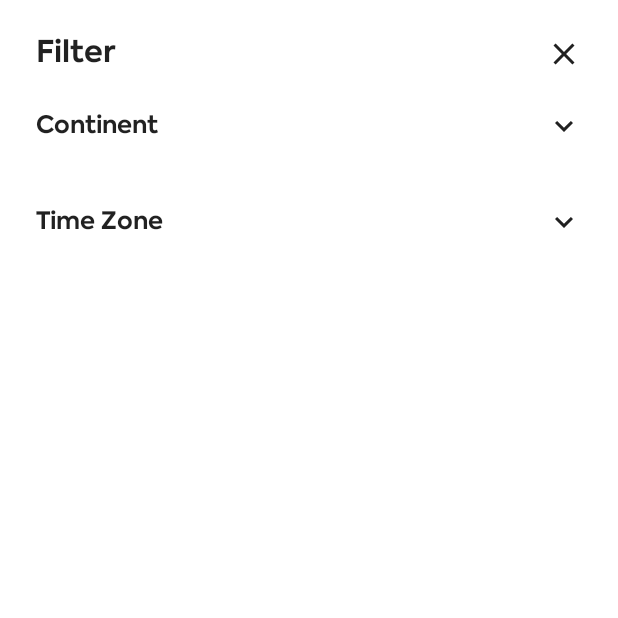
After one commit to t2dbabz/Explore, an Android app built with Jetpack Compose: the composable CountryListFilterScreen shown on its own in the app's theme, on a phone screen of 412 x 824 dp, the top half of it. The commit adds this screen. Run offline under Robolectric (Android 15) with nearby library versions, the phone set to English and light mode, and no system bars; libraries missing offline, so code that uses them is left out: com.ramcosta.composedestinations; 5 statements that could not run were skipped.

Commit message:
Create Language and Country List Filter ModalBottom Sheets

```diff
--- a/app/src/main/java/com/t2dbabz/explore/ui/composables/ExploreScaffold.kt
+++ b/app/src/main/java/com/t2dbabz/explore/ui/composables/ExploreScaffold.kt
@@ -8,6 +8,7 @@ import androidx.compose.ui.unit.dp
 import androidx.navigation.NavBackStackEntry
 import androidx.navigation.NavHostController
 import androidx.navigation.plusAssign
+import com.google.accompanist.navigation.material.BottomSheetNavigator
 import com.google.accompanist.navigation.material.ExperimentalMaterialNavigationApi
 import com.google.accompanist.navigation.material.ModalBottomSheetLayout
 import com.google.accompanist.navigation.material.rememberBottomSheetNavigator
@@ -21,6 +22,7 @@ import com.t2dbabz.explore.ui.screens.startAppDestination
 fun ExploreScaffold(
     startRoute: Route,
     navController: NavHostController,
+    bottomSheetNavigator: BottomSheetNavigator,
     topBar: @Composable (Destination, NavBackStackEntry?) -> Unit,
     content: @Composable (PaddingValues) -> Unit,
 ) {
@@ -30,7 +32,7 @@ fun ExploreScaffold(
     val navBackStackEntry = navController.currentBackStackEntry
 
 
-    val bottomSheetNavigator = rememberBottomSheetNavigator()
+
     navController.navigatorProvider += bottomSheetNavigator
 
     // 👇 ModalBottomSheetLayout is only needed if some destination is bottom sheet styled
--- /dev/null
+++ b/app/src/main/java/com/t2dbabz/explore/ui/screens/country_list/CountryListFilterScreen.kt
@@ -0,0 +1,136 @@
+package com.t2dbabz.explore.ui.screens.country_list
+
+import androidx.compose.animation.AnimatedVisibility
+import androidx.compose.foundation.clickable
+import androidx.compose.foundation.layout.*
+import androidx.compose.material.*
+import androidx.compose.material.icons.Icons
+import androidx.compose.material.icons.filled.Clear
+import androidx.compose.material.icons.filled.KeyboardArrowDown
+import androidx.compose.material.icons.filled.KeyboardArrowUp
+import androidx.compose.runtime.*
+import androidx.compose.ui.Alignment
+import androidx.compose.ui.Modifier
+import androidx.compose.ui.graphics.Color
+import androidx.compose.ui.text.font.FontWeight
+import androidx.compose.ui.tooling.preview.Preview
+import androidx.compose.ui.unit.dp
+import com.ramcosta.composedestinations.annotation.Destination
+import com.ramcosta.composedestinations.navigation.DestinationsNavigator
+import com.ramcosta.composedestinations.spec.DestinationStyle
+
+@Destination(style = DestinationStyle.BottomSheet::class)
+@Composable
+fun CountryListFilterScreen(navigator: DestinationsNavigator) {
+    Column(modifier = Modifier
+        .fillMaxSize()
+        .padding(start = 24.dp, end = 24.dp, top = 24.dp)) {
+        Row(modifier = Modifier.fillMaxWidth(), horizontalArrangement = Arrangement.SpaceBetween, verticalAlignment = Alignment.CenterVertically) {
+            Text(text = "Filter", style = MaterialTheme.typography.h6)
+            Icon(imageVector = Icons.Default.Clear, contentDescription = "", modifier = Modifier.clickable {
+                navigator.navigateUp()
+            })
+        }
+        Spacer(modifier = Modifier.height(24.dp))
+        ContinentFilterSection()
+        Spacer(modifier = Modifier.height(24.dp))
+        TimeZoneFilterSection()
+    }
+}
+
+@Preview
+@Composable
+fun ContinentFilterSection(){
+    val continents = listOf("Africa", "Americas", "Asia", "Europe", "Oceania")
+    var isExpanded by remember { mutableStateOf(false) }
+    Column(modifier = Modifier
+        .fillMaxWidth()
+        .wrapContentSize()) {
+        Row(modifier = Modifier
+            .fillMaxWidth()
+            .clickable {
+                isExpanded = !isExpanded
+            }, horizontalArrangement = Arrangement.SpaceBetween, verticalAlignment
+        = Alignment.CenterVertically) {
+          Text(text = "Continent", style = MaterialTheme.typography.subtitle1, fontWeight = FontWeight.Bold)
+          Icon(imageVector = if (isExpanded) Icons.Default.KeyboardArrowUp else Icons.Default.KeyboardArrowDown, contentDescription =
+          "")
+        }
+        Spacer(modifier = Modifier.height(16.dp))
+
+        AnimatedVisibility(visible = isExpanded) {
+            Column() {
+                continents.forEachIndexed {  index, continent ->
+                    Column(modifier = Modifier.wrapContentSize()) {
+                        Row(modifier = Modifier.fillMaxWidth(), horizontalArrangement = Arrangement.SpaceBetween, verticalAlignment = Alignment.CenterVertically) {
+                            val isChecked = remember { mutableStateOf(false) }
+                            Text(text = continent)
+                            Checkbox(
+                                checked = isChecked.value,
+                                onCheckedChange = { isChecked.value = it },
+                                enabled = true,
+                                colors = CheckboxDefaults.colors(
+                                    checkedColor = Color.Black,
+                                    uncheckedColor = Color.DarkGray,
+                                    checkmarkColor = Color.White
+                                )
+                            )
+
+                        }
+                    }
+
+                }
+            }
+
+        }
+
+    }
+}
+
+@Preview
+@Composable
+fun TimeZoneFilterSection(){
+    val timeZones = listOf("UTC", "UTC+01:00", "UTC+02:00", "UTC+03:00", "UTC+04:00")
+    var isExpanded by remember { mutableStateOf(false) }
+    Column(modifier = Modifier.fillMaxWidth()) {
+
+        Row(modifier = Modifier
+            .fillMaxWidth()
+            .clickable {
+                isExpanded = !isExpanded
+            }, horizontalArrangement = Arrangement.SpaceBetween, verticalAlignment
+        = Alignment.CenterVertically) {
+            Text(text = "Time Zone",  style = MaterialTheme.typography.subtitle1, fontWeight = FontWeight.Bold)
+            Icon(imageVector =  if (isExpanded) Icons.Default.KeyboardArrowUp else Icons.Default.KeyboardArrowDown,
+                contentDescription = "")
+        }
+        Spacer(modifier = Modifier.height(16.dp))
+        AnimatedVisibility(visible = isExpanded) {
+            Column {
+                timeZones.forEachIndexed { index, timezone ->
+                    Column(modifier = Modifier.fillMaxWidth().wrapContentSize()) {
+                        Row(modifier = Modifier.fillMaxWidth(), horizontalArrangement = Arrangement.SpaceBetween, verticalAlignment = Alignment.CenterVertically) {
+                            val isChecked = remember { mutableStateOf(false) }
+                            Text(text = timezone)
+                            Checkbox(
+                                checked = isChecked.value,
+                                onCheckedChange = { isChecked.value = it },
+                                enabled = true,
+                                colors = CheckboxDefaults.colors(
+                                    checkedColor = Color.Black,
+                                    uncheckedColor = Color.DarkGray,
+                                    checkmarkColor = Color.White
+                                )
+                            )
+
+                        }
+                    }
+
+                }
+            }
+
+        }
+
+
+    }
+}
```
Also changed, not shown: app/src/main/java/com/t2dbabz/explore/ui/ExploreApp.kt (+6 -2 lines), app/src/main/java/com/t2dbabz/explore/ui/screens/country_list/CountryListLanguageFilterScreen.kt (added, +86 -0 lines).
